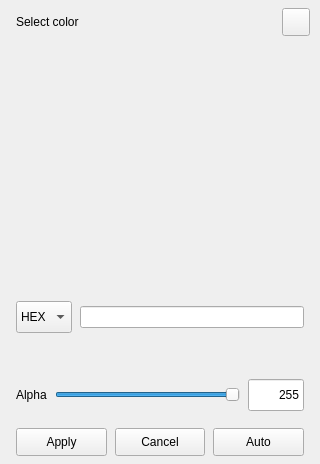
Above: styleeditor/dialogs/colorpickerdialog.ui from daonvshu/qt-animated-widgets before the change. Below: the same form after it.
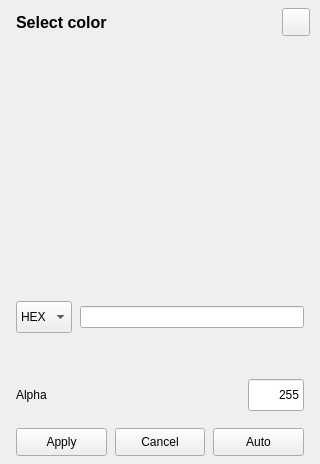
That is the form after the change. Icons and pictures are not drawn. Custom widgets are drawn as their Qt base class.

Commit message: feat: isolate editor previews and refine themed popups

Diff of the .ui file:
```diff
--- a/styleeditor/dialogs/colorpickerdialog.ui
+++ b/styleeditor/dialogs/colorpickerdialog.ui
@@ -18,36 +18,36 @@
    </size>
   </property>
   <property name="styleSheet">
-   <string notr="true">QWidget#ColorPickerDialog[editorControl=&quot;true&quot;] {
+   <string notr="true">QWidget#ColorPickerDialog {
     border-width: 1px;
     border-style: solid;
     border-radius: 8px;
 }
 
-#ColorPickerDialog[editorControl=&quot;true&quot;] QLabel[editorControl=&quot;true&quot;] {
+#ColorPickerDialog QLabel {
     background: transparent;
     font-size: 12px;
 }
 
-#ColorPickerDialog[editorControl=&quot;true&quot;] QLabel#titleLabel[editorControl=&quot;true&quot;] {
+#ColorPickerDialog QLabel#titleLabel {
     font-size: 16px;
     font-weight: bold;
 }
 
-#ColorPickerDialog[editorControl=&quot;true&quot;] QFrame#separator[editorControl=&quot;true&quot;] {
+#ColorPickerDialog QFrame#separator {
     border: none;
 }
 
-#ColorPickerDialog[editorControl=&quot;true&quot;] QSlider#alphaSlider[editorControl=&quot;true&quot;]::groove:horizontal {
+#ColorPickerDialog QSlider#alphaSlider::groove:horizontal {
     height: 4px;
     border-radius: 2px;
 }
 
-#ColorPickerDialog[editorControl=&quot;true&quot;] QSlider#alphaSlider[editorControl=&quot;true&quot;]::sub-page:horizontal {
+#ColorPickerDialog QSlider#alphaSlider::sub-page:horizontal {
     border-radius: 2px;
 }
 
-#ColorPickerDialog[editorControl=&quot;true&quot;] QSlider#alphaSlider[editorControl=&quot;true&quot;]::handle:horizontal {
+#ColorPickerDialog QSlider#alphaSlider::handle:horizontal {
     width: 12px;
     margin: -5px 0;
     border-width: 1px;
@@ -55,7 +55,7 @@
     border-radius: 7px;
 }
 
-#ColorPickerDialog[editorControl=&quot;true&quot;] animatedwidgets--LineEdit[colorPickerControl=&quot;true&quot;][editorControl=&quot;true&quot;] {
+#ColorPickerDialog animatedwidgets--LineEdit[colorPickerControl=&quot;true&quot;] {
     background: transparent;
     border: none;
     min-height: 30px;
@@ -67,7 +67,7 @@
     qproperty-contentPadding: 8;
 }
 
-#ColorPickerDialog[editorControl=&quot;true&quot;] animatedwidgets--ComboBox[colorPickerControl=&quot;true&quot;][editorControl=&quot;true&quot;] {
+#ColorPickerDialog animatedwidgets--ComboBox[colorPickerControl=&quot;true&quot;] {
     min-height: 30px;
     min-width: 0px;
     font-size: 12px;
@@ -77,7 +77,7 @@
     qproperty-contentPadding: 8;
 }
 
-#ColorPickerDialog[editorControl=&quot;true&quot;] animatedwidgets--FilledButton[colorPickerControl=&quot;true&quot;][editorControl=&quot;true&quot;] {
+#ColorPickerDialog animatedwidgets--FilledButton[colorPickerControl=&quot;true&quot;] {
     min-height: 28px;
     min-width: 0px;
     border: none;
@@ -88,7 +88,7 @@
     qproperty-contentVerticalPadding: 0;
 }
 
-#ColorPickerDialog[editorControl=&quot;true&quot;] animatedwidgets--IconLineEdit#alphaValueEdit[editorControl=&quot;true&quot;] {
+#ColorPickerDialog animatedwidgets--IconLineEdit#alphaValueEdit {
     border: none;
     padding: 0px;
     min-width: 0px;
@@ -100,7 +100,7 @@
     qproperty-iconHint: true;
 }
 
-#ColorPickerDialog[editorControl=&quot;true&quot;] animatedwidgets--HoverIconButton#btn_close[editorControl=&quot;true&quot;] {
+#ColorPickerDialog animatedwidgets--HoverIconButton#btn_close {
     qproperty-animateContentColor: true;
     qproperty-iconHint: true;
     qproperty-cornerRadius: 2;
```
Left out of the diff: 22 changed lines with no effect on the pictures. The commit also changes 64 other files.
